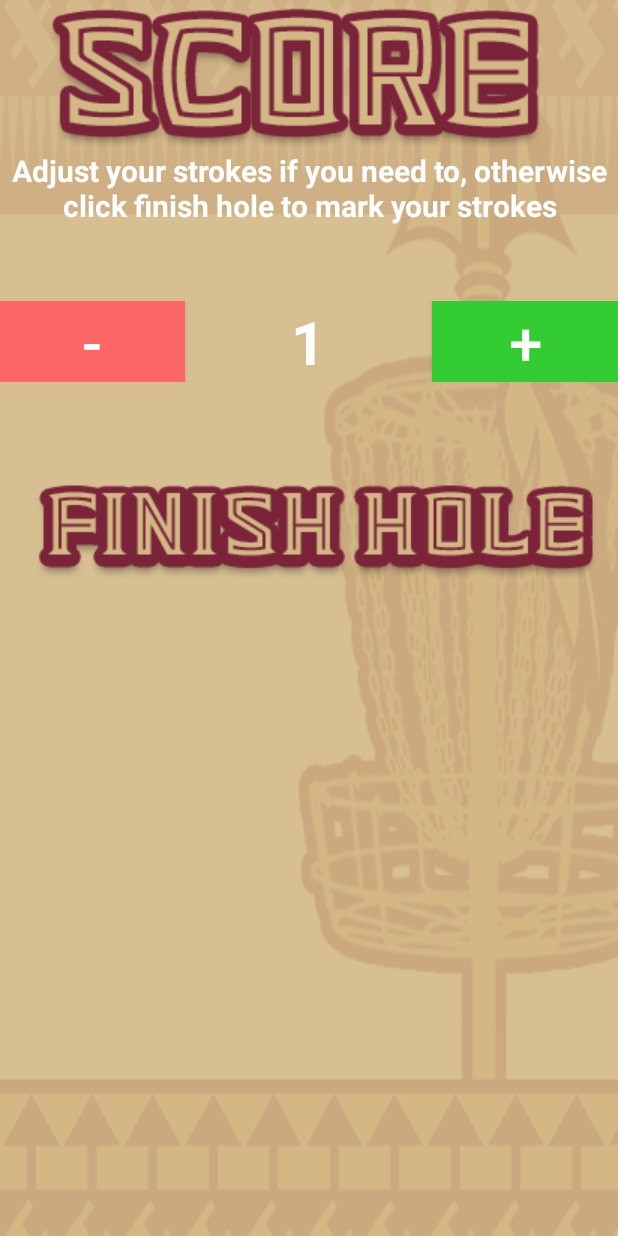
After one commit to hennykat/NoleCaddie, an Android app: the EditScore screen opened directly, with no data from a screen before it, on a phone screen of 412 x 824 dp. The commit adds this screen. Run offline under Robolectric (Android 15) with nearby library versions, the phone set to English and light mode, and no system bars.

Commit message:
Edit Score added
added a screen for user to edit score

```diff
--- a/app/src/main/AndroidManifest.xml
+++ b/app/src/main/AndroidManifest.xml
@@ -46,12 +46,13 @@
         <activity android:name=".ScoreTab"
                   android:screenOrientation="portrait"
                   android:configChanges="keyboardHidden|orientation|screenSize"/>
+        <activity android:name=".EditScore"
+            android:screenOrientation="portrait"
+            android:configChanges="keyboardHidden|orientation|screenSize"/>
 
 
         <meta-data android:name="com.google.android.maps.v2.API_KEY"
                    android:value="AIzaSyC96MEk_b5UPVHJV5ZvUklQHgAJn_qKJKk"/>
-
-
 
 
     </application>
--- /dev/null
+++ b/app/src/main/java/syntacticsugar/golfproject/EditScore.java
@@ -0,0 +1,44 @@
+package syntacticsugar.golfproject;
+
+import android.app.Activity;
+import android.content.Intent;
+import android.os.Bundle;
+import android.view.View;
+import android.widget.TextView;
+
+/**
+ * Created by sam on 7/26/15.
+ */
+public class EditScore extends Activity{
+
+    TextView strokeText;
+
+    public void onCreate(Bundle savedInstanceState) {
+        super.onCreate(savedInstanceState);
+        setContentView(R.layout.edit);
+
+
+        strokeText = (TextView) findViewById(R.id.editStrokesText);
+        strokeText.setText(String.valueOf(MainTab.currentStroke));
+
+    }
+
+    public void finishHole(View view) {
+        Intent intent = new Intent(this,ScoreTab.class);
+        startActivity(intent);
+    }
+
+    public void upScore(View view) {
+        ++MainTab.currentStroke;
+        strokeText.setText(String.valueOf(MainTab.currentStroke));
+    }
+
+    public void downScore(View view) {
+        --MainTab.currentStroke;
+        strokeText.setText(String.valueOf(MainTab.currentStroke));
+    }
+
+
+
+
+}
--- a/app/src/main/java/syntacticsugar/golfproject/MainTab.java
+++ b/app/src/main/java/syntacticsugar/golfproject/MainTab.java
@@ -7,7 +7,6 @@ import android.location.Location;
 import android.location.LocationListener;
 import android.location.LocationManager;
 import android.os.Bundle;
-import android.provider.Settings;
 import android.support.v4.app.FragmentActivity;
 import android.util.Log;
 import android.view.View;
@@ -223,7 +222,7 @@ public class MainTab extends FragmentActivity implements OnMapReadyCallback, Goo
     }
 
     public void finishHole(View view) {
-        Intent intent = new Intent(this,ScoreTab.class);
+        Intent intent = new Intent(this,EditScore.class);
         startActivity(intent);
     }
 
--- /dev/null
+++ b/app/src/main/res/layout/edit.xml
@@ -0,0 +1,75 @@
+<?xml version="1.0" encoding="utf-8"?>
+<LinearLayout xmlns:android="http://schemas.android.com/apk/res/android"
+    android:orientation="vertical" android:layout_width="match_parent"
+    android:layout_height="match_parent"
+    android:background="@drawable/screengold">
+<ImageView
+    android:id="@+id/editstrokes"
+    android:layout_width="wrap_content"
+    android:layout_height="wrap_content"
+    android:gravity="center"
+    android:background="@drawable/buttonscore"
+    />
+
+    <TextView
+        android:layout_width="wrap_content"
+        android:layout_height="wrap_content"
+        android:gravity="center_horizontal"
+        android:id="@+id/edit"
+        android:text="@string/editmessage"
+        android:textSize="20sp"
+        android:textStyle="bold"
+        android:textColor="#ffffffff" />
+
+    <LinearLayout xmlns:android="http://schemas.android.com/apk/res/android"
+        android:orientation="horizontal"
+        android:layout_width="fill_parent"
+        android:layout_height="wrap_content"
+        android:weightSum="1"
+        android:layout_marginTop="50dp"
+        >
+
+    <Button
+        android:id="@+id/downButton"
+        android:layout_width="0dp"
+        android:layout_weight=".3"
+        android:layout_height="wrap_content"
+        android:text="-"
+        android:onClick="downScore"
+        android:background="#ff6666"
+        android:textColor="#ffffffff"
+        android:textSize="40sp" />
+
+    <TextView
+        android:layout_width="0dp"
+        android:layout_weight=".4"
+        android:layout_height="50dp"
+        android:gravity="center_horizontal"
+        android:id="@+id/editStrokesText"
+        android:text="@string/blank"
+        android:textSize="40sp"
+        android:textStyle="bold"
+        android:textColor="#ffffffff" />
+
+    <Button
+        android:id="@+id/upButton"
+        android:layout_width="0dp"
+        android:layout_weight=".3"
+        android:layout_height="wrap_content"
+        android:text="+"
+        android:onClick="upScore"
+        android:background="#33cc33"
+        android:textColor="#ffffffff"
+        android:textSize="40sp" />
+    </LinearLayout>
+
+    <Button
+        android:id="@+id/savebutton"
+        android:layout_width="wrap_content"
+        android:layout_height="wrap_content"
+        android:layout_gravity="right"
+        android:layout_marginTop="50dp"
+        android:background="@drawable/buttonfinishhole"
+        android:onClick="finishHole"/>
+
+</LinearLayout>
--- a/app/src/main/res/values/strings.xml
+++ b/app/src/main/res/values/strings.xml
@@ -4,6 +4,7 @@
     <string name="action_settings">Settings</string>
     <string name="feet">feet</string>
     <string name="blank">--</string>
+    <string name="editmessage">Adjust your strokes if you need to, otherwise click finish hole to mark your strokes</string>
 
     <string-array name="holes">
         <item>Hole 1</item>
```
Also changed, not shown: 1 other file.
